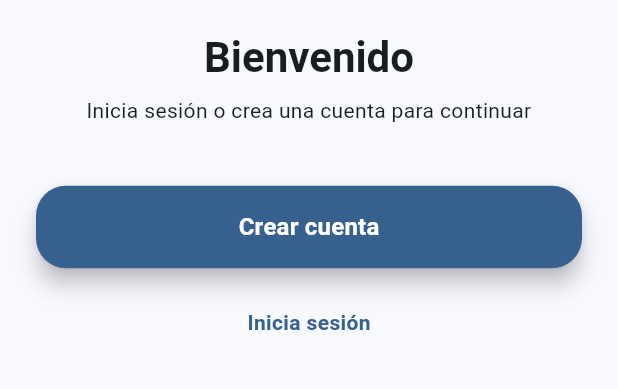
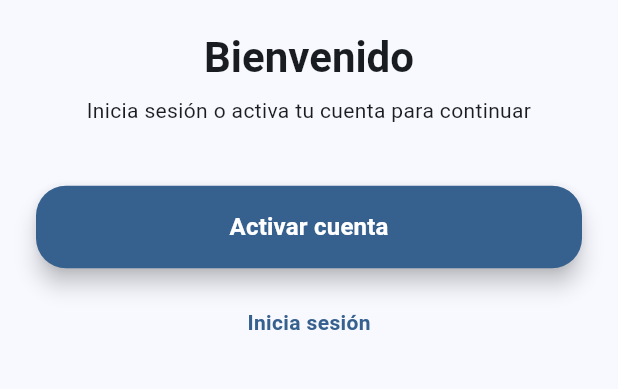
Before and after one commit to betilloXann/proyecto_tutorias, a Flutter app: the screen it shows after launch, on a phone screen of 412 x 824 dp, the part 529-918 px from its top. Run offline on Flutter 3.47's test engine with Material 3 defaults, Android fonts, the phone set to English and light mode, and no system bars; our stand-ins replace firebase_auth, firebase_core, flutter_svg; accounts and stored records are empty.

Commit message:
:art: Mejorar la Activacion de Cuenta

```diff
--- a/lib/features/login/views/login_view.dart
+++ b/lib/features/login/views/login_view.dart
@@ -177,7 +177,7 @@ class _LoginViewState extends State<LoginView> {
             /// TEXTO SECUNDARIO (ACTIVACIÓN)
             TextButton(
               // Este lleva a la HU-03 Activación de Cuenta
-              onPressed: () => Navigator.pushNamed(context, "/activation"),
+              onPressed: () => Navigator.pushNamed(context, "/register"),
               child: Text(
                 "¿Eres nuevo? Activa tu cuenta aquí",
                 style: theme.textTheme.bodyMedium?.copyWith(
--- a/lib/features/login/views/register_view.dart
+++ b/lib/features/login/views/register_view.dart
@@ -67,7 +67,7 @@ class _RegisterViewState extends State<RegisterView> {
             SvgPicture.asset("assets/images/logo.svg", height: 120),
             const SizedBox(height: 24),
             Text(
-              "Crear Cuenta", // Nota: Esto será 'Activar Cuenta' según tu HU-03
+              "Activar Cuenta",
               style: theme.textTheme.headlineMedium?.copyWith(
                 fontWeight: FontWeight.bold,
                 color: const Color(0xFF2F5A93),
--- a/lib/features/login/views/welcome_view.dart
+++ b/lib/features/login/views/welcome_view.dart
@@ -37,7 +37,7 @@ class WelcomeView extends StatelessWidget {
 
             // SUBTITULO
             Text(
-              "Inicia sesión o crea una cuenta para continuar",
+              "Inicia sesión o activa tu cuenta para continuar",
               style: theme.textTheme.bodyMedium,
               textAlign: TextAlign.center,
             ),
@@ -46,7 +46,7 @@ class WelcomeView extends StatelessWidget {
 
             // BOTÓN PRINCIPAL
             PrimaryButton(
-              text: "Crear cuenta",
+              text: "Activar cuenta",
               onPressed: () => Navigator.pushNamed(context, "/register"),
             ),
 
```
